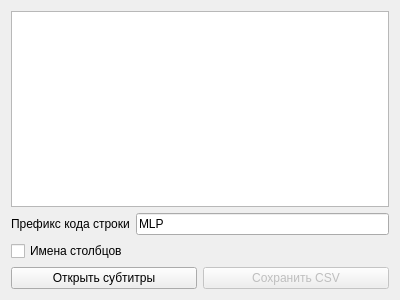
Qt form src/mainwindow.ui (PalmtopTiger/DSCreator) before a commit.
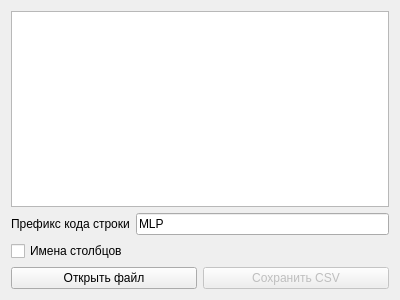
The same form after that commit.

Commit message: Universal filetype detection

What changed in the file:
```diff
--- a/src/mainwindow.ui
+++ b/src/mainwindow.ui
@@ -54,7 +54,7 @@
       <item>
        <widget class="QPushButton" name="btOpen">
         <property name="text">
-         <string>Открыть субтитры</string>
+         <string>Открыть файл</string>
         </property>
        </widget>
       </item>
```
The commit also changes 2 other files.
